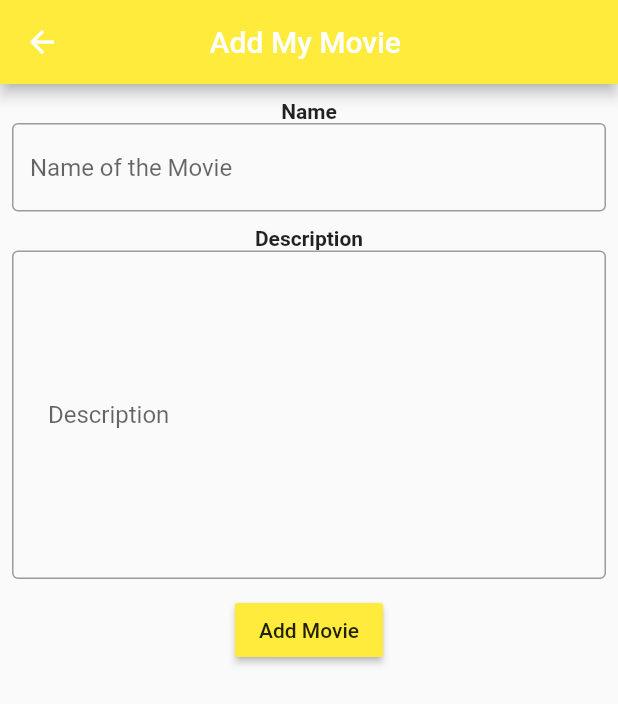
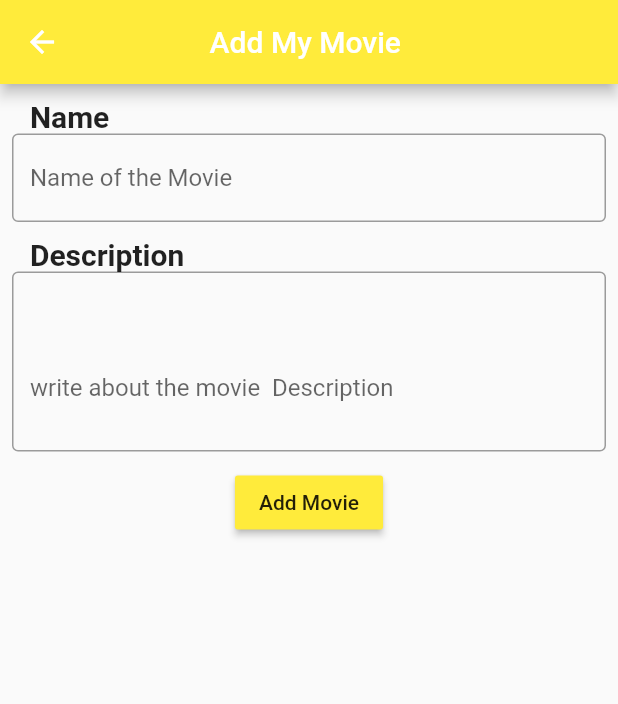
Before and after one commit to shivaAg04/mymovielist, a Flutter app: the MovieEditPage screen opened by its route, after a tap on "Add Movie", on a phone screen of 412 x 824 dp. Shown: the top 704 px of the screen. Run offline on Flutter 3.47's test engine with Material 2 defaults, Android fonts, the phone set to English and light mode, and no system bars; statements that could not run were skipped.

Commit message:
6 OCTOBER

```diff
--- a/lib/Provider/movies.dart
+++ b/lib/Provider/movies.dart
@@ -2,15 +2,29 @@ import 'package:flutter/material.dart';
 
 import '../models/movie.dart';
 
+List<Movie> mmlist = [
+  Movie('shivaa', 'best movie'),
+  // Movie('one', 'best movie'),
+  // Movie('Raone', 'wrost movie'),
+  // Movie('twone', 'average  movie'),
+];
+
 class Movies with ChangeNotifier {
-  List<Movie> _Mlist = [
-    Movie('shiva', 'best movie'),
+  List<Movie> _mlist = [
+    Movie('shivaa', 'best movie'),
     Movie('one', 'best movie'),
-    Movie('Raone', 'wrost movie'),
-    Movie('twone', 'average  movie'),
+    //   Movie('Raone', 'wrost movie'),
+    //   Movie('twone', 'average  movie'),
   ];
 
-  List<Movie> get Mlist {
-    [..._Mlist];
+  List<Movie> get gMlist {
+    return [...mmlist];
   }
+
+  // void addMovie<Movie>(a, b) {
+  //   _mlist.add(
+  //     Movies(a, b),
+  //   );
+  //   notifyListeners();
+  // }
 }
--- a/lib/screens/MovieEditPage.dart
+++ b/lib/screens/MovieEditPage.dart
@@ -1,6 +1,21 @@
 import 'package:flutter/material.dart';
+import '../widget/movieListTile.dart';
 
-class MovieEditPage extends StatelessWidget {
+import '../Provider/movies.dart';
+import '../models/movie.dart';
+
+class MovieEditPage extends StatefulWidget {
+  @override
+  _MovieEditPageState createState() => _MovieEditPageState();
+}
+
+class _MovieEditPageState extends State<MovieEditPage> {
+  final nameController = TextEditingController();
+
+  final descriptionController = TextEditingController();
+
+  List<Movie> test = [];
+
   @override
   Widget build(BuildContext context) {
     return Scaffold(
@@ -14,12 +29,17 @@ class MovieEditPage extends StatelessWidget {
           SizedBox(
             height: 10,
           ),
-          Text('Name',
-              textAlign: TextAlign.left,
-              style: TextStyle(fontWeight: FontWeight.bold)),
+          Align(
+            alignment: Alignment.centerLeft,
+            child: Text(
+              "    Name ",
+              style: TextStyle(fontWeight: FontWeight.bold, fontSize: 20),
+            ),
+          ),
           Padding(
             padding: EdgeInsets.symmetric(horizontal: 8, vertical: 0),
             child: TextField(
+              controller: nameController,
               decoration: InputDecoration(
                 border: OutlineInputBorder(),
                 hintText: 'Name of the Movie ',
@@ -29,17 +49,27 @@ class MovieEditPage extends StatelessWidget {
           SizedBox(
             height: 10,
           ),
-          Text('Description',
-              textAlign: TextAlign.left,
-              style: TextStyle(fontWeight: FontWeight.bold)),
+          Align(
+            alignment: Alignment.centerLeft,
+            child: Container(
+              child: Text(
+                "    Description ",
+                style: TextStyle(fontWeight: FontWeight.bold, fontSize: 20),
+              ),
+            ),
+          ),
           Padding(
             padding: EdgeInsets.symmetric(horizontal: 8, vertical: 0),
             child: TextField(
+              controller: descriptionController,
+              style: TextStyle(
+                height: 5,
+              ),
               decoration: InputDecoration(
                 border: OutlineInputBorder(),
-                hintText: ' Description ',
-                contentPadding:
-                    EdgeInsets.symmetric(vertical: 100, horizontal: 20),
+                hintText: 'write about the movie  Description ',
+                // contentPadding:
+                //     EdgeInsets.symmetric(vertical: 100, horizontal: 20),
               ),
             ),
           ),
@@ -47,10 +77,17 @@ class MovieEditPage extends StatelessWidget {
             height: 10,
           ),
           RaisedButton(
-            onPressed: () {},
             color: Theme.of(context).primaryColor,
             child: Text('Add Movie'),
-          )
+            onPressed: () {
+              mmlist
+                  .add(Movie(nameController.text, descriptionController.text));
+
+              setState(() {
+                print(nameController.text);
+              });
+            },
+          ),
         ],
       ),
     );
```
Also changed, not shown: lib/screens/MovieDetailPage.dart (+27 -1 lines).
